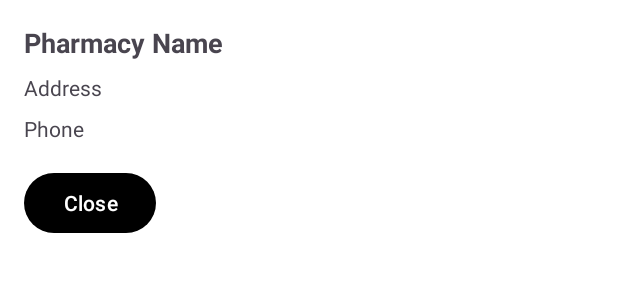
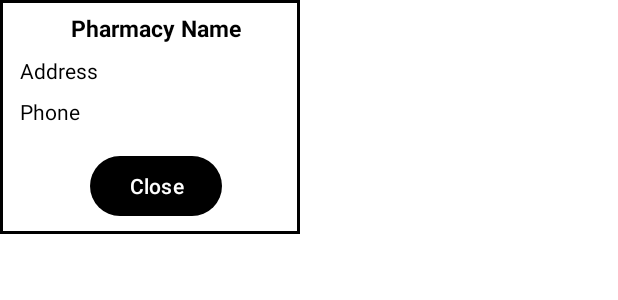
Before and after one commit to ParkDaeHee3/app_helper_fe, an Android app: the layout dialog_pharmacy_info.xml on its own in the app's theme, with its tools: preview values and no code run, on a phone screen of 412 x 824 dp. Shown: the top 300 px of the screen. Run offline under Robolectric (Android 15) with nearby library versions, the phone set to English and light mode, and no system bars.

Commit message:
카카오 지도 팝업창 추가 및 크기 수정

```diff
--- a/app/src/main/java/com/example/app_helper_fe/ui/map/MapFragment.java
+++ b/app/src/main/java/com/example/app_helper_fe/ui/map/MapFragment.java
@@ -108,7 +108,7 @@ public class MapFragment extends Fragment {
                 kakaoMap.moveCamera(cameraUpdate);
 
                 // 마커 스타일 설정
-                LabelStyle style = LabelStyle.from(R.drawable.marker)
+                LabelStyle style = LabelStyle.from(R.drawable.ic_mapmarker_nonselect2 )
                         .setTextStyles(LabelTextStyle.from(37, Color.parseColor("#DB5461"), 2, Color.DKGRAY))
                         .setApplyDpScale(true);
 
--- /dev/null
+++ b/app/src/main/res/drawable/border_popup.xml
@@ -0,0 +1,8 @@
+<?xml version="1.0" encoding="utf-8"?>
+<shape xmlns:android="http://schemas.android.com/apk/res/android">
+    <solid android:color="@android:color/white" /> <!-- 내부 색상 -->
+    <stroke
+        android:width="2dp"
+        android:color="@color/black" /> <!-- 테두리 색상과 두께 -->
+<!--    <corners android:radius="8dp" /> &lt;!&ndash; 테두리 곡선 &ndash;&gt;-->
+</shape>
--- a/app/src/main/res/layout/dialog_pharmacy_info.xml
+++ b/app/src/main/res/layout/dialog_pharmacy_info.xml
@@ -1,35 +1,46 @@
 <LinearLayout xmlns:android="http://schemas.android.com/apk/res/android"
-    android:layout_width="match_parent"
+    android:layout_width="200dp"
     android:layout_height="wrap_content"
-    android:padding="16dp"
-    android:orientation="vertical">
+    android:background="@drawable/border_popup"
+    android:orientation="vertical"
+    android:paddingStart="8dp"
+    android:paddingTop="8dp"
+    android:paddingBottom="8dp">
+
 
     <TextView
         android:id="@+id/text_pharmacy_name"
-        android:layout_width="match_parent"
+        android:layout_width="wrap_content"
         android:layout_height="wrap_content"
+        android:layout_gravity="center"
         android:text="Pharmacy Name"
-        android:textStyle="bold"
-        android:textSize="18sp" />
+        android:textColor="@color/black"
+        android:textSize="15sp"
+        android:textStyle="bold" />
 
     <TextView
         android:id="@+id/text_pharmacy_address"
-        android:layout_width="match_parent"
+        android:layout_width="wrap_content"
         android:layout_height="wrap_content"
+        android:layout_marginStart="5dp"
+        android:layout_marginTop="8dp"
         android:text="Address"
-        android:layout_marginTop="8dp" />
+        android:textColor="@color/black" />
 
     <TextView
         android:id="@+id/text_pharmacy_phone"
-        android:layout_width="match_parent"
+        android:layout_width="wrap_content"
         android:layout_height="wrap_content"
+        android:layout_marginStart="5dp"
+        android:layout_marginTop="8dp"
         android:text="Phone"
-        android:layout_marginTop="8dp" />
+        android:textColor="@color/black" />
 
     <Button
         android:id="@+id/button_close"
         android:layout_width="wrap_content"
         android:layout_height="wrap_content"
-        android:text="Close"
-        android:layout_marginTop="16dp" />
+        android:layout_gravity="center"
+        android:layout_marginTop="16dp"
+        android:text="Close" />
 </LinearLayout>
```
Also changed, not shown: app/src/main/res/drawable/ic_mapmarker_nonselect2.png (added).
